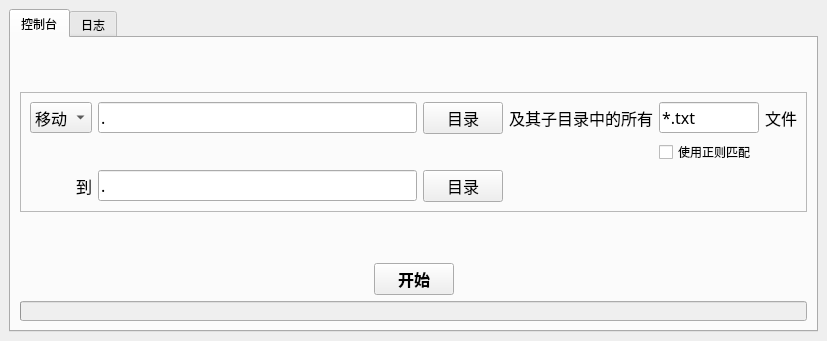
LeoHsiao1/move_files, file src/mainwindow.ui: the form before one commit.
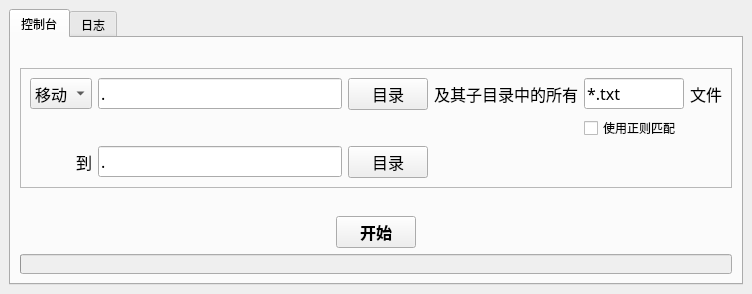
The form after the commit. Icons and pictures are not drawn.

```diff
--- a/src/mainwindow.ui
+++ b/src/mainwindow.ui
@@ -6,8 +6,8 @@
    <rect>
     <x>0</x>
     <y>0</y>
-    <width>827</width>
-    <height>341</height>
+    <width>752</width>
+    <height>294</height>
    </rect>
   </property>
   <property name="font">
@@ -20,8 +20,11 @@
    <string>批量移动文件</string>
   </property>
   <property name="windowIcon">
-   <iconset>
-    <normaloff>res/img/logo.ico</normaloff>res/img/logo.ico</iconset>
+   <iconset resource="resource.qrc">
+    <normaloff>:/resource/img/logo.ico</normaloff>:/resource/img/logo.ico</iconset>
+  </property>
+  <property name="styleSheet">
+   <string notr="true"/>
   </property>
   <property name="unifiedTitleAndToolBarOnMac">
    <bool>false</bool>
@@ -35,6 +38,9 @@
         <pointsize>9</pointsize>
        </font>
       </property>
+      <property name="styleSheet">
+       <string notr="true"/>
+      </property>
       <property name="currentIndex">
        <number>0</number>
       </property>
@@ -98,6 +104,9 @@
             <pointsize>12</pointsize>
            </font>
           </property>
+          <property name="styleSheet">
+           <string notr="true"/>
+          </property>
           <property name="frameShape">
            <enum>QFrame::StyledPanel</enum>
           </property>
```
Left out of the diff: 4 changed lines with no effect on the pictures.
